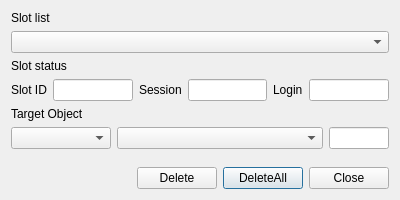
Qt form CryptokiMan/del_object_dlg.ui (jykim74/CryptokiMan) before a commit.
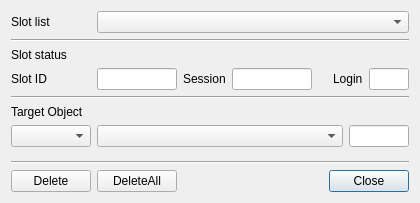
The same form after that commit.

```diff
--- a/CryptokiMan/del_object_dlg.ui
+++ b/CryptokiMan/del_object_dlg.ui
@@ -6,83 +6,198 @@
    <rect>
     <x>0</x>
     <y>0</y>
-    <width>400</width>
-    <height>200</height>
+    <width>420</width>
+    <height>203</height>
    </rect>
   </property>
   <property name="windowTitle">
    <string>Delete object</string>
   </property>
-  <layout class="QGridLayout" name="gridLayout">
-   <item row="3" column="2">
-    <widget class="QLabel" name="label_5">
-     <property name="text">
-      <string>Session</string>
-     </property>
-    </widget>
-   </item>
-   <item row="3" column="0">
-    <widget class="QLabel" name="label_3">
-     <property name="text">
-      <string>Slot ID</string>
-     </property>
-    </widget>
-   </item>
-   <item row="3" column="3">
-    <widget class="QLineEdit" name="mSessionText"/>
-   </item>
-   <item row="8" column="0" colspan="6">
-    <layout class="QGridLayout" name="gridLayout_2">
+  <layout class="QVBoxLayout" name="verticalLayout">
+   <item>
+    <layout class="QGridLayout" name="gridLayout">
      <property name="topMargin">
       <number>0</number>
      </property>
-     <item row="0" column="2">
-      <widget class="QPushButton" name="mDeleteAllBtn">
-       <property name="text">
-        <string>DeleteAll</string>
-       </property>
-      </widget>
-     </item>
-     <item row="0" column="3">
-      <widget class="QPushButton" name="mCloseBtn">
-       <property name="text">
-        <string>Close</string>
-       </property>
-      </widget>
-     </item>
      <item row="0" column="1">
-      <widget class="QPushButton" name="mDeleteBtn">
-       <property name="text">
-        <string>Delete</string>
+      <widget class="QComboBox" name="mSlotsCombo">
+       <property name="sizePolicy">
+        <sizepolicy hsizetype="Preferred" vsizetype="Fixed">
+         <horstretch>1</horstretch>
+         <verstretch>0</verstretch>
+        </sizepolicy>
        </property>
       </widget>
      </item>
      <item row="0" column="0">
-      <spacer name="horizontalSpacer">
-       <property name="orientation">
-        <enum>Qt::Horizontal</enum>
-       </property>
-       <property name="sizeHint" stdset="0">
+      <widget class="QLabel" name="label">
+       <property name="minimumSize">
         <size>
-         <width>40</width>
-         <height>20</height>
+         <width>80</width>
+         <height>0</height>
         </size>
        </property>
-      </spacer>
+       <property name="text">
+        <string>Slot list</string>
+       </property>
+      </widget>
      </item>
     </layout>
    </item>
-   <item row="3" column="1">
-    <widget class="QLineEdit" name="mSlotIDText"/>
+   <item>
+    <widget class="Line" name="line">
+     <property name="orientation">
+      <enum>Qt::Horizontal</enum>
+     </property>
+    </widget>
    </item>
-   <item row="2" column="0" colspan="2">
+   <item>
     <widget class="QLabel" name="label_2">
      <property name="text">
       <string>Slot status</string>
      </property>
     </widget>
    </item>
-   <item row="7" column="1">
+   <item>
+    <layout class="QGridLayout" name="gridLayout_4">
+     <property name="topMargin">
+      <number>0</number>
+     </property>
+     <item row="0" column="6">
+      <widget class="QLineEdit" name="mLoginText">
+       <property name="minimumSize">
+        <size>
+         <width>40</width>
+         <height>0</height>
+        </size>
+       </property>
+       <property name="maximumSize">
+        <size>
+         <width>40</width>
+         <height>16777215</height>
+        </size>
+       </property>
+      </widget>
+     </item>
+     <item row="0" column="0">
+      <widget class="QLabel" name="label_3">
+       <property name="minimumSize">
+        <size>
+         <width>80</width>
+         <height>0</height>
+        </size>
+       </property>
+       <property name="text">
+        <string>Slot ID</string>
+       </property>
+      </widget>
+     </item>
+     <item row="0" column="5">
+      <widget class="QLabel" name="label_6">
+       <property name="text">
+        <string>Login</string>
+       </property>
+      </widget>
+     </item>
+     <item row="0" column="1">
+      <widget class="QLineEdit" name="mSlotIDText">
+       <property name="minimumSize">
+        <size>
+         <width>80</width>
+         <height>0</height>
+        </size>
+       </property>
+       <property name="maximumSize">
+        <size>
+         <width>80</width>
+         <height>16777215</height>
+        </size>
+       </property>
+      </widget>
+     </item>
+     <item row="0" column="3">
+      <widget class="QLineEdit" name="mSessionText">
+       <property name="minimumSize">
+        <size>
+         <width>80</width>
+         <height>0</height>
+        </size>
+       </property>
+       <property name="maximumSize">
+        <size>
+         <width>80</width>
+         <height>16777215</height>
+        </size>
+       </property>
+      </widget>
+     </item>
+     <item row="0" column="2">
+      <widget class="QLabel" name="label_5">
+       <property name="text">
+        <string>Session</string>
+       </property>
+      </widget>
+     </item>
+     <item row="0" column="4">
+      <spacer name="horizontalSpacer_2">
+       <property name="orientation">
+        <enum>Qt::Horizontal</enum>
+       </property>
+       <property name="sizeHint" stdset="0">
+        <size>
+         <width>40</width>
+         <height>20</height>
+        </size>
+       </property>
+      </spacer>
+     </item>
+    </layout>
+   </item>
+   <item>
+    <widget class="Line" name="line_2">
+     <property name="orientation">
+      <enum>Qt::Horizontal</enum>
+     </property>
+    </widget>
+   </item>
+   <item>
+    <widget class="QLabel" name="label_4">
+     <property name="text">
+      <string>Target Object</string>
+     </property>
+    </widget>
+   </item>
+   <item>
+    <layout class="QGridLayout" name="gridLayout_3">
+     <property name="topMargin">
+      <number>0</number>
+     </property>
+     <item row="0" column="1">
+      <widget class="QComboBox" name="mLabelCombo"/>
+     </item>
+     <item row="0" column="0">
+      <widget class="QComboBox" name="mObjectCombo">
+       <property name="maximumSize">
+        <size>
+         <width>80</width>
+         <height>16777215</height>
+        </size>
+       </property>
+      </widget>
+     </item>
+     <item row="0" column="2">
+      <widget class="QLineEdit" name="mObjectText">
+       <property name="maximumSize">
+        <size>
+         <width>60</width>
+         <height>16777215</height>
+        </size>
+       </property>
+      </widget>
+     </item>
+    </layout>
+   </item>
+   <item>
     <spacer name="verticalSpacer">
      <property name="orientation">
       <enum>Qt::Vertical</enum>
@@ -95,58 +210,49 @@
      </property>
     </spacer>
    </item>
-   <item row="3" column="5">
-    <widget class="QLineEdit" name="mLoginText"/>
-   </item>
-   <item row="1" column="0" colspan="6">
-    <widget class="QComboBox" name="mSlotsCombo"/>
-   </item>
-   <item row="3" column="4">
-    <widget class="QLabel" name="label_6">
-     <property name="text">
-      <string>Login</string>
+   <item>
+    <widget class="Line" name="line_3">
+     <property name="orientation">
+      <enum>Qt::Horizontal</enum>
      </property>
     </widget>
    </item>
-   <item row="4" column="0" colspan="2">
-    <widget class="QLabel" name="label_4">
-     <property name="text">
-      <string>Target Object</string>
-     </property>
-    </widget>
-   </item>
-   <item row="0" column="0" colspan="2">
-    <widget class="QLabel" name="label">
-     <property name="text">
-      <string>Slot list</string>
-     </property>
-    </widget>
-   </item>
-   <item row="5" column="0" colspan="6">
-    <layout class="QGridLayout" name="gridLayout_3">
+   <item>
+    <layout class="QGridLayout" name="gridLayout_2">
      <property name="topMargin">
       <number>0</number>
      </property>
-     <item row="0" column="1">
-      <widget class="QComboBox" name="mLabelCombo"/>
-     </item>
-     <item row="0" column="0">
-      <widget class="QComboBox" name="mObjectCombo">
-       <property name="maximumSize">
-        <size>
-         <width>100</width>
-         <height>16777215</height>
-        </size>
+     <item row="0" column="5">
+      <widget class="QPushButton" name="mCloseBtn">
+       <property name="text">
+        <string>Close</string>
        </property>
       </widget>
      </item>
      <item row="0" column="2">
-      <widget class="QLineEdit" name="mObjectText">
-       <property name="maximumSize">
+      <spacer name="horizontalSpacer">
+       <property name="orientation">
+        <enum>Qt::Horizontal</enum>
+       </property>
+       <property name="sizeHint" stdset="0">
         <size>
-         <width>60</width>
-         <height>16777215</height>
+         <width>40</width>
+         <height>20</height>
         </size>
+       </property>
+      </spacer>
+     </item>
+     <item row="0" column="0">
+      <widget class="QPushButton" name="mDeleteBtn">
+       <property name="text">
+        <string>Delete</string>
+       </property>
+      </widget>
+     </item>
+     <item row="0" column="1">
+      <widget class="QPushButton" name="mDeleteAllBtn">
+       <property name="text">
+        <string>DeleteAll</string>
        </property>
       </widget>
      </item>
```
Left out of the diff: 6 changed lines with no effect on the pictures.
